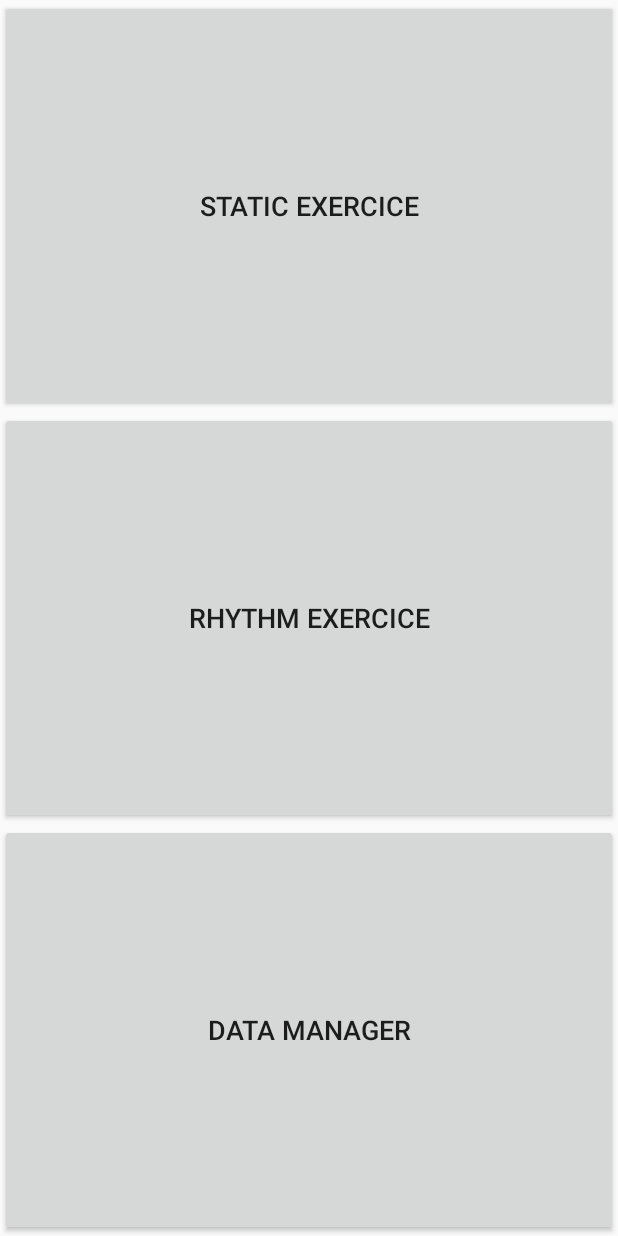
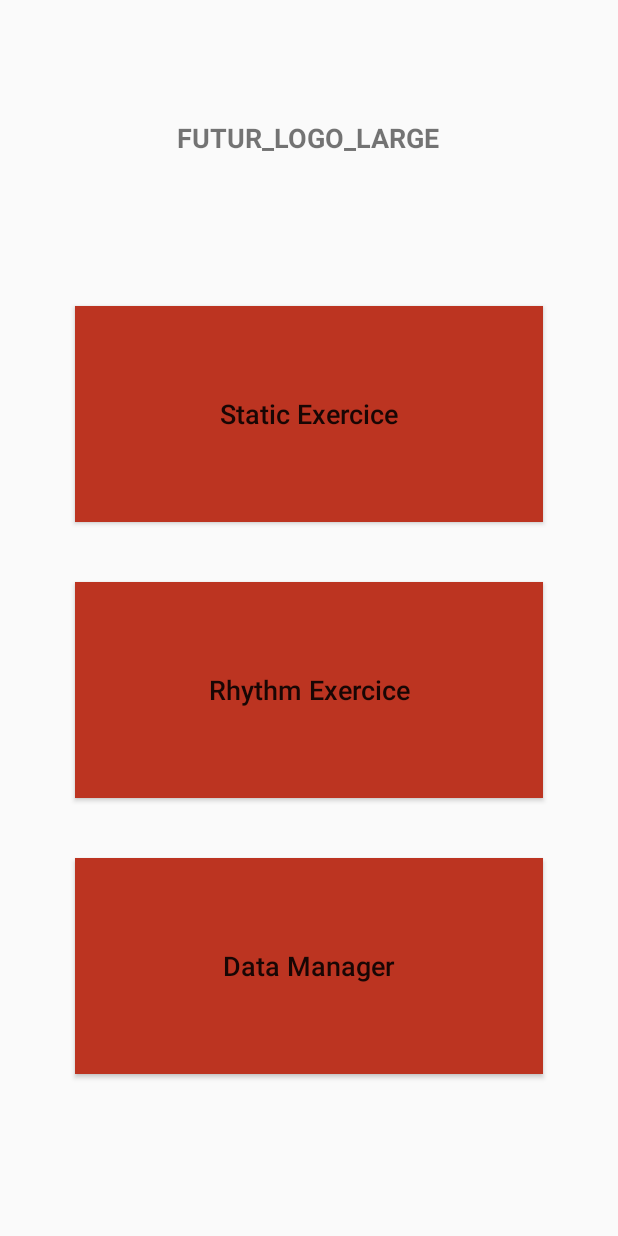
Before and after one commit to AlexFer64/RI-lazer2, an Android app: the screen it shows after launch (MenuPrincipal), on a phone screen of 412 x 824 dp. Run offline under Robolectric (Android 15) with nearby library versions, the phone set to English and light mode, and no system bars.

Commit message:
Normalement ça passe

```diff
--- a/app/src/main/AndroidManifest.xml
+++ b/app/src/main/AndroidManifest.xml
@@ -7,7 +7,7 @@
     <application
         android:allowBackup="true"
         android:icon="@mipmap/ic_launcher"
-        android:label="@string/app_name"
+        android:label="@string/APP_NAME"
         android:roundIcon="@mipmap/ic_launcher_round"
         android:supportsRtl="true">
         <activity android:name=".MenuPrincipal"
@@ -23,7 +23,7 @@
         <activity android:name=".StaticExerciceParameter"
             android:screenOrientation="portrait"
             android:theme="@style/AppThemeStaticExerciceParameter"
-            android:label="@string/Static_Exercice">
+            android:label="@string/STATIC_EXERCICE">
 
         </activity>
     </application>
--- a/app/src/main/java/com/projet15/lazer/StaticExerciceParameter.java
+++ b/app/src/main/java/com/projet15/lazer/StaticExerciceParameter.java
@@ -12,7 +12,7 @@ import android.support.v7.widget.Toolbar;
 import android.text.Editable;
 import android.text.TextWatcher;
 import android.view.WindowManager;
-import android.widget.TextView;
+
 import android.widget.Toast;
 
 
--- a/app/src/main/res/layout-large-port/activity_menu_principal.xml
+++ b/app/src/main/res/layout-large-port/activity_menu_principal.xml
@@ -9,35 +9,89 @@
     <LinearLayout
         android:layout_width="match_parent"
         android:layout_height="match_parent"
-        android:layout_gravity="center_vertical|fill_horizontal"
-        android:layout_weight="1"
-        android:gravity="center_vertical|center_horizontal"
         android:orientation="vertical">
+
+        <FrameLayout
+            android:layout_width="fill_parent"
+            android:layout_height="fill_parent"
+            android:layout_weight="10">
+            <TextView
+                android:layout_width="wrap_content"
+                android:layout_height="wrap_content"
+                android:textSize="@dimen/TAILLE_TEXTE_BOUTON"
+                android:textStyle="bold"
+                android:text="@string/PROVISOIRE_LOGO_APPLICATION"
+                android:layout_gravity="center"/>
+        </FrameLayout>
+        <FrameLayout
+            android:layout_width="match_parent"
+            android:layout_height="match_parent"
+            android:layout_weight="10">
 
             <Button
                 android:id="@+id/STATIC_BUTTON_ID"
                 android:layout_width="match_parent"
-            android:layout_height="wrap_content"
-            android:layout_weight="1"
-            android:text="@string/Static_Exercice"
-            android:textAlignment="center"
-            android:textSize="24sp" />
+                android:layout_height="fill_parent"
+                android:layout_marginTop="@dimen/MARGIN_TOP_BUTTON"
+                android:layout_marginBottom="@dimen/MARGIN_BOTTOM_BUTTON"
+                android:layout_marginStart="@dimen/MARGIN_LEFT_BUTTON"
+                android:layout_marginLeft="@dimen/MARGIN_LEFT_BUTTON"
+                android:layout_marginEnd="@dimen/MARGIN_RIGHT_BUTTON"
+                android:layout_marginRight="@dimen/MARGIN_RIGHT_BUTTON"
+                android:background="@color/ROUGE_CHARTE_GRAPHIQUE"
+                android:textAllCaps="false"
+                android:textSize="@dimen/TAILLE_TEXTE_BOUTON"
+                android:text="@string/STATIC_EXERCICE" />
+
+        </FrameLayout>
+        <FrameLayout
+            android:layout_width="match_parent"
+            android:layout_height="match_parent"
+            android:layout_weight="10">
 
             <Button
                 android:id="@+id/RYTHM_BUTTON_ID"
                 android:layout_width="match_parent"
-            android:layout_height="wrap_content"
-            android:layout_weight="1"
-            android:text="@string/Rhythm_Exercice"
-            android:textSize="24sp" />
+                android:layout_height="fill_parent"
+
+                android:layout_marginTop="@dimen/MARGIN_TOP_BUTTON"
+                android:layout_marginBottom="@dimen/MARGIN_BOTTOM_BUTTON"
+                android:layout_marginStart="@dimen/MARGIN_LEFT_BUTTON"
+                android:layout_marginLeft="@dimen/MARGIN_LEFT_BUTTON"
+                android:layout_marginEnd="@dimen/MARGIN_RIGHT_BUTTON"
+                android:layout_marginRight="@dimen/MARGIN_RIGHT_BUTTON"
+                android:background="@color/ROUGE_CHARTE_GRAPHIQUE"
+                android:textSize="@dimen/TAILLE_TEXTE_BOUTON"
+                android:textAllCaps="false"
+                android:text="@string/RYTHM_EXERCICE" />
+
+        </FrameLayout>
+        <FrameLayout
+            android:layout_width="match_parent"
+            android:layout_height="match_parent"
+            android:layout_weight="10">
 
             <Button
                 android:id="@+id/DATAMANAGER_BUTTON_ID"
                 android:layout_width="match_parent"
-            android:layout_height="wrap_content"
-            android:layout_weight="1"
-            android:text="@string/Data_Manager"
-            android:textSize="24sp" />
+                android:layout_height="fill_parent"
+                android:layout_marginTop="@dimen/MARGIN_TOP_BUTTON"
+                android:layout_marginBottom="@dimen/MARGIN_BOTTOM_BUTTON"
+                android:layout_marginStart="@dimen/MARGIN_LEFT_BUTTON"
+                android:layout_marginLeft="@dimen/MARGIN_LEFT_BUTTON"
+                android:layout_marginEnd="@dimen/MARGIN_RIGHT_BUTTON"
+                android:layout_marginRight="@dimen/MARGIN_RIGHT_BUTTON"
+                android:background="@color/ROUGE_CHARTE_GRAPHIQUE"
+                android:textSize="@dimen/TAILLE_TEXTE_BOUTON"
+                android:textAllCaps="false"
+                android:text="@string/DATA_MANAGER" />
+
+        </FrameLayout>
+
+        <FrameLayout
+            android:layout_width="match_parent"
+            android:layout_height="match_parent"
+            android:layout_weight="11.5"/>
 
     </LinearLayout>
 </android.support.constraint.ConstraintLayout>
--- a/app/src/main/res/layout-normal-port/activity_menu_principal.xml
+++ b/app/src/main/res/layout-normal-port/activity_menu_principal.xml
@@ -9,36 +9,89 @@
     <LinearLayout
         android:layout_width="match_parent"
         android:layout_height="match_parent"
-        android:layout_gravity="center_vertical|fill_horizontal"
-        android:layout_weight="1"
-        android:gravity="center_vertical|center_horizontal"
         android:orientation="vertical">
+
+        <FrameLayout
+            android:layout_width="fill_parent"
+            android:layout_height="fill_parent"
+            android:layout_weight="10">
+            <TextView
+                android:layout_width="wrap_content"
+                android:layout_height="wrap_content"
+                android:textSize="@dimen/TAILLE_TEXTE_BOUTON"
+                android:textStyle="bold"
+                android:text="@string/PROVISOIRE_LOGO_APPLICATION"
+                android:layout_gravity="center"/>
+        </FrameLayout>
+        <FrameLayout
+            android:layout_width="match_parent"
+            android:layout_height="match_parent"
+            android:layout_weight="10">
 
             <Button
                 android:id="@+id/STATIC_BUTTON_ID"
                 android:layout_width="match_parent"
-            android:layout_height="wrap_content"
-            android:layout_weight="1"
-            android:elevation="0dp"
-            android:text="@string/Static_Exercice"
-            android:textAlignment="center"
-            android:textSize="18sp" />
+                android:layout_height="fill_parent"
+                android:layout_marginTop="@dimen/MARGIN_TOP_BUTTON"
+                android:layout_marginBottom="@dimen/MARGIN_BOTTOM_BUTTON"
+                android:layout_marginStart="@dimen/MARGIN_LEFT_BUTTON"
+                android:layout_marginLeft="@dimen/MARGIN_LEFT_BUTTON"
+                android:layout_marginEnd="@dimen/MARGIN_RIGHT_BUTTON"
+                android:layout_marginRight="@dimen/MARGIN_RIGHT_BUTTON"
+                android:background="@color/ROUGE_CHARTE_GRAPHIQUE"
+                android:textAllCaps="false"
+                android:textSize="@dimen/TAILLE_TEXTE_BOUTON"
+                android:text="@string/STATIC_EXERCICE" />
+
+        </FrameLayout>
+        <FrameLayout
+            android:layout_width="match_parent"
+            android:layout_height="match_parent"
+            android:layout_weight="10">
 
             <Button
                 android:id="@+id/RYTHM_BUTTON_ID"
                 android:layout_width="match_parent"
-            android:layout_height="wrap_content"
-            android:layout_weight="1"
-            android:text="@string/Rhythm_Exercice"
-            android:textSize="18sp" />
+                android:layout_height="fill_parent"
+
+                android:layout_marginTop="@dimen/MARGIN_TOP_BUTTON"
+                android:layout_marginBottom="@dimen/MARGIN_BOTTOM_BUTTON"
+                android:layout_marginStart="@dimen/MARGIN_LEFT_BUTTON"
+                android:layout_marginLeft="@dimen/MARGIN_LEFT_BUTTON"
+                android:layout_marginEnd="@dimen/MARGIN_RIGHT_BUTTON"
+                android:layout_marginRight="@dimen/MARGIN_RIGHT_BUTTON"
+                android:background="@color/ROUGE_CHARTE_GRAPHIQUE"
+                android:textSize="@dimen/TAILLE_TEXTE_BOUTON"
+                android:textAllCaps="false"
+                android:text="@string/RYTHM_EXERCICE" />
+
+        </FrameLayout>
+        <FrameLayout
+            android:layout_width="match_parent"
+            android:layout_height="match_parent"
+            android:layout_weight="10">
 
             <Button
                 android:id="@+id/DATAMANAGER_BUTTON_ID"
                 android:layout_width="match_parent"
-            android:layout_height="wrap_content"
-            android:layout_weight="1"
-            android:text="@string/Data_Manager"
-            android:textSize="18sp" />
+                android:layout_height="fill_parent"
+                android:layout_marginTop="@dimen/MARGIN_TOP_BUTTON"
+                android:layout_marginBottom="@dimen/MARGIN_BOTTOM_BUTTON"
+                android:layout_marginStart="@dimen/MARGIN_LEFT_BUTTON"
+                android:layout_marginLeft="@dimen/MARGIN_LEFT_BUTTON"
+                android:layout_marginEnd="@dimen/MARGIN_RIGHT_BUTTON"
+                android:layout_marginRight="@dimen/MARGIN_RIGHT_BUTTON"
+                android:background="@color/ROUGE_CHARTE_GRAPHIQUE"
+                android:textSize="@dimen/TAILLE_TEXTE_BOUTON"
+                android:textAllCaps="false"
+                android:text="@string/DATA_MANAGER" />
+
+        </FrameLayout>
+
+        <FrameLayout
+            android:layout_width="match_parent"
+            android:layout_height="match_parent"
+            android:layout_weight="11.5"/>
 
     </LinearLayout>
 </android.support.constraint.ConstraintLayout>
--- a/app/src/main/res/layout-xlarge-port/activity_menu_principal.xml
+++ b/app/src/main/res/layout-xlarge-port/activity_menu_principal.xml
@@ -9,37 +9,89 @@
     <LinearLayout
         android:layout_width="match_parent"
         android:layout_height="match_parent"
-        android:layout_gravity="center_vertical|fill_horizontal"
-        android:layout_weight="1"
-        android:gravity="center_vertical|center_horizontal"
         android:orientation="vertical">
+
+        <FrameLayout
+            android:layout_width="fill_parent"
+            android:layout_height="fill_parent"
+            android:layout_weight="10">
+            <TextView
+                android:layout_width="wrap_content"
+                android:layout_height="wrap_content"
+                android:textSize="@dimen/TAILLE_TEXTE_BOUTON"
+                android:textStyle="bold"
+                android:text="@string/PROVISOIRE_LOGO_APPLICATION"
+                android:layout_gravity="center"/>
+        </FrameLayout>
+        <FrameLayout
+            android:layout_width="match_parent"
+            android:layout_height="match_parent"
+            android:layout_weight="10">
 
             <Button
                 android:id="@+id/STATIC_BUTTON_ID"
                 android:layout_width="match_parent"
-            android:layout_height="wrap_content"
-            android:layout_weight="1"
-            android:elevation="0dp"
-            android:text="@string/Static_Exercice"
-            android:textAlignment="center"
-            android:textSize="36sp"
-            tools:targetApi="lollipop" />
+                android:layout_height="fill_parent"
+                android:layout_marginTop="@dimen/MARGIN_TOP_BUTTON"
+                android:layout_marginBottom="@dimen/MARGIN_BOTTOM_BUTTON"
+                android:layout_marginStart="@dimen/MARGIN_LEFT_BUTTON"
+                android:layout_marginLeft="@dimen/MARGIN_LEFT_BUTTON"
+                android:layout_marginEnd="@dimen/MARGIN_RIGHT_BUTTON"
+                android:layout_marginRight="@dimen/MARGIN_RIGHT_BUTTON"
+                android:background="@color/ROUGE_CHARTE_GRAPHIQUE"
+                android:textAllCaps="false"
+                android:textSize="@dimen/TAILLE_TEXTE_BOUTON"
+                android:text="@string/STATIC_EXERCICE" />
+
+        </FrameLayout>
+        <FrameLayout
+            android:layout_width="match_parent"
+            android:layout_height="match_parent"
+            android:layout_weight="10">
 
             <Button
                 android:id="@+id/RYTHM_BUTTON_ID"
                 android:layout_width="match_parent"
-            android:layout_height="wrap_content"
-            android:layout_weight="1"
-            android:text="@string/Rhythm_Exercice"
-            android:textSize="36sp" />
+                android:layout_height="fill_parent"
+
+                android:layout_marginTop="@dimen/MARGIN_TOP_BUTTON"
+                android:layout_marginBottom="@dimen/MARGIN_BOTTOM_BUTTON"
+                android:layout_marginStart="@dimen/MARGIN_LEFT_BUTTON"
+                android:layout_marginLeft="@dimen/MARGIN_LEFT_BUTTON"
+                android:layout_marginEnd="@dimen/MARGIN_RIGHT_BUTTON"
+                android:layout_marginRight="@dimen/MARGIN_RIGHT_BUTTON"
+                android:background="@color/ROUGE_CHARTE_GRAPHIQUE"
+                android:textSize="@dimen/TAILLE_TEXTE_BOUTON"
+                android:textAllCaps="false"
+                android:text="@string/RYTHM_EXERCICE" />
+
+        </FrameLayout>
+        <FrameLayout
+            android:layout_width="match_parent"
+            android:layout_height="match_parent"
+            android:layout_weight="10">
 
             <Button
                 android:id="@+id/DATAMANAGER_BUTTON_ID"
                 android:layout_width="match_parent"
-            android:layout_height="wrap_content"
-            android:layout_weight="1"
-            android:text="@string/Data_Manager"
-            android:textSize="36sp" />
+                android:layout_height="fill_parent"
+                android:layout_marginTop="@dimen/MARGIN_TOP_BUTTON"
+                android:layout_marginBottom="@dimen/MARGIN_BOTTOM_BUTTON"
+                android:layout_marginStart="@dimen/MARGIN_LEFT_BUTTON"
+                android:layout_marginLeft="@dimen/MARGIN_LEFT_BUTTON"
+                android:layout_marginEnd="@dimen/MARGIN_RIGHT_BUTTON"
+                android:layout_marginRight="@dimen/MARGIN_RIGHT_BUTTON"
+                android:background="@color/ROUGE_CHARTE_GRAPHIQUE"
+                android:textSize="@dimen/TAILLE_TEXTE_BOUTON"
+                android:textAllCaps="false"
+                android:text="@string/DATA_MANAGER" />
+
+        </FrameLayout>
+
+        <FrameLayout
+            android:layout_width="match_parent"
+            android:layout_height="match_parent"
+            android:layout_weight="11.5"/>
 
     </LinearLayout>
 </android.support.constraint.ConstraintLayout>
--- a/app/src/main/res/values/strings.xml
+++ b/app/src/main/res/values/strings.xml
@@ -1,9 +1,11 @@
 <resources>
     <!--Menu Principal -->
-    <string name="app_name">LaZer</string>
-    <string name="Static_Exercice">Static Exercice</string>
-    <string name="Rhythm_Exercice">Rhythm Exercice</string>
-    <string name="Data_Manager">Data Manager</string>
+    <string name="APP_NAME">LaZer</string>
+    <string name="STATIC_EXERCICE">Static Exercice</string>
+    <string name="RYTHM_EXERCICE">Rhythm Exercice</string>
+    <string name="DATA_MANAGER">Data Manager</string>
+    <string name="PROVISOIRE_LOGO_APPLICATION">FUTUR_LOGO_LARGE</string>
+
     <!-- Texte Parametres-->
     <string name="Patient_Name">Patient name</string>
     <string name="Err_Patient_Name">pn</string>
```
Also changed, not shown: 2 other files. Lines whose indentation alone changed are shown as unchanged.
